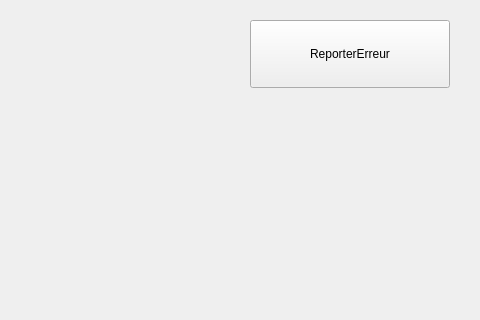
Before: the Qt Designer form IG/GestionnaireIG/Gestionnaire/gestionnaireig.ui in 4mbroise/goodBasket, drawn with Qt 5; both pictures show x 670 to 1150 and y 0 to 320 of the 1150 by 670 pixel window.
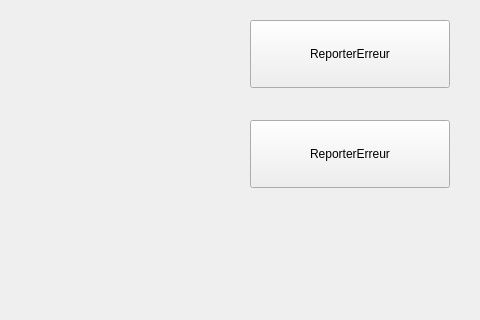
After: the same form once the commit is applied.

Commit message: partie de "valider création  de PC" dans gestionnaireIG

Patch:
```diff
--- a/IG/GestionnaireIG/Gestionnaire/gestionnaireig.ui
+++ b/IG/GestionnaireIG/Gestionnaire/gestionnaireig.ui
@@ -45,6 +45,28 @@
     </rect>
    </property>
   </widget>
+  <widget class="QPushButton" name="ValiderPC">
+   <property name="geometry">
+    <rect>
+     <x>920</x>
+     <y>120</y>
+     <width>200</width>
+     <height>68</height>
+    </rect>
+   </property>
+   <property name="text">
+    <string>ReporterErreur</string>
+   </property>
+   <property name="autoDefault">
+    <bool>false</bool>
+   </property>
+   <property name="default">
+    <bool>false</bool>
+   </property>
+   <property name="flat">
+    <bool>false</bool>
+   </property>
+  </widget>
  </widget>
  <resources/>
  <connections/>
```
The commit also changes 8 other files.
